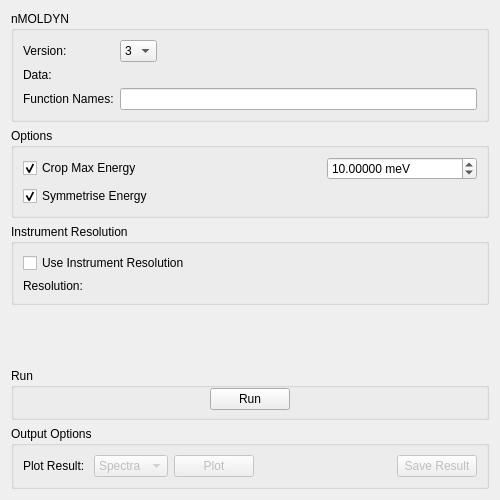
This is qt/scientific_interfaces/Indirect/IndirectMolDyn.ui in mantidproject/mantid as Qt 5 draws it before an edit. The edited form follows.
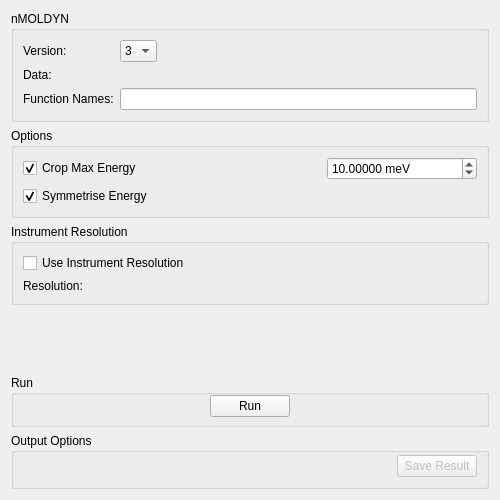
This is the edited form. Custom widgets are drawn as their Qt base class.

Diff of the .ui file:
```diff
--- a/qt/scientific_interfaces/Indirect/IndirectMolDyn.ui
+++ b/qt/scientific_interfaces/Indirect/IndirectMolDyn.ui
@@ -331,48 +331,24 @@
        <verstretch>0</verstretch>
       </sizepolicy>
      </property>
+     <property name="minimumSize">
+      <size>
+       <width>0</width>
+       <height>56</height>
+      </size>
+     </property>
      <property name="title">
       <string>Output Options</string>
      </property>
      <layout class="QHBoxLayout" name="horizontalLayout">
+      <property name="topMargin">
+       <number>0</number>
+      </property>
+      <property name="bottomMargin">
+       <number>7</number>
+      </property>
       <item>
-       <widget class="QLabel" name="lblPlot">
-        <property name="text">
-         <string>Plot Result: </string>
-        </property>
-       </widget>
-      </item>
-      <item>
-       <widget class="QComboBox" name="cbPlot">
-        <property name="enabled">
-         <bool>false</bool>
-        </property>
-        <item>
-         <property name="text">
-          <string>Spectra</string>
-         </property>
-        </item>
-        <item>
-         <property name="text">
-          <string>Contour</string>
-         </property>
-        </item>
-        <item>
-         <property name="text">
-          <string>Both</string>
-         </property>
-        </item>
-       </widget>
-      </item>
-      <item>
-       <widget class="QPushButton" name="pbPlot">
-        <property name="enabled">
-         <bool>false</bool>
-        </property>
-        <property name="text">
-         <string>Plot</string>
-        </property>
-       </widget>
+       <widget class="MantidQt::CustomInterfaces::IndirectPlotOptionsView" name="ipoPlotOptions" native="true"/>
       </item>
       <item>
        <spacer name="horizontalSpacer_18">
@@ -403,16 +379,22 @@
   </layout>
  </widget>
  <customwidgets>
-  <customwidget>
-   <class>MantidQt::MantidWidgets::DataSelector</class>
-   <extends>QWidget</extends>
-   <header>MantidQtWidgets/Common/DataSelector.h</header>
-  </customwidget>
   <customwidget>
    <class>MantidQt::API::MWRunFiles</class>
    <extends>QWidget</extends>
    <header>MantidQtWidgets/Common/MWRunFiles.h</header>
   </customwidget>
+  <customwidget>
+   <class>MantidQt::MantidWidgets::DataSelector</class>
+   <extends>QWidget</extends>
+   <header>MantidQtWidgets/Common/DataSelector.h</header>
+  </customwidget>
+  <customwidget>
+   <class>MantidQt::CustomInterfaces::IndirectPlotOptionsView</class>
+   <extends>QWidget</extends>
+   <header>IndirectPlotOptionsView.h</header>
+   <container>1</container>
+  </customwidget>
  </customwidgets>
  <tabstops>
   <tabstop>mwRun</tabstop>
```
Left out of the diff: 1 changed line with no effect on the pictures.
